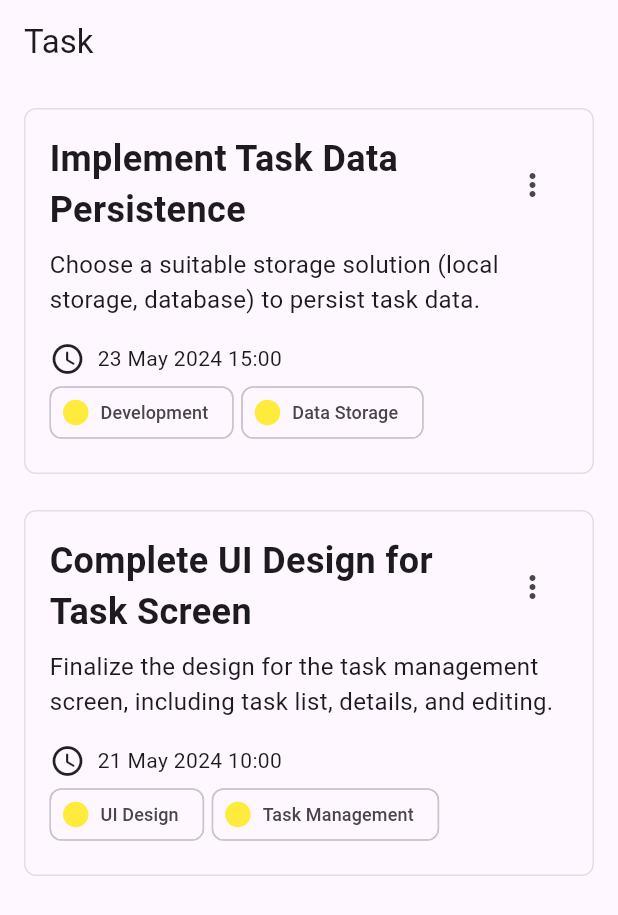
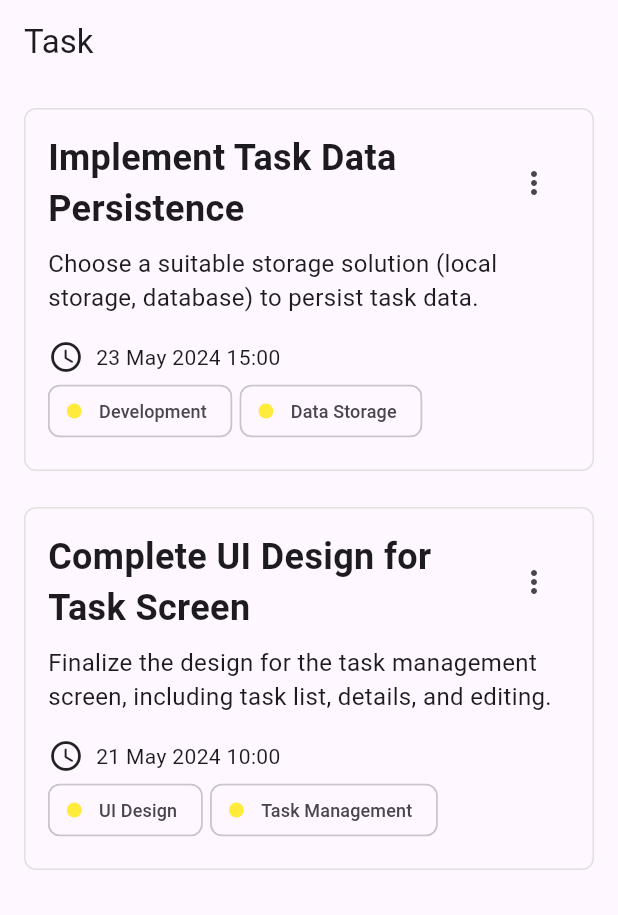
Before and after one commit to ozernyifei/planner, a Flutter app: the TaskScreen screen opened directly, on a phone screen of 412 x 824 dp. Shown: the top 915 px of the screen. Run offline on Flutter 3.47's test engine with Material 3 defaults, Android fonts, the phone set to English and light mode, and no system bars; our stand-ins replace shared_preferences, sqflite, syncfusion_flutter_calendar; accounts and stored records are empty.

Commit message:
some changes

```diff
--- a/lib/1placeholders/calendar_placeholder.dart
+++ b/lib/1placeholders/calendar_placeholder.dart
@@ -2,15 +2,15 @@ import 'package:flutter/material.dart';
 import 'package:syncfusion_flutter_calendar/calendar.dart';
 
 class Event {
-  final String title;
-  final DateTime startTime;
-  final DateTime endTime;
 
   const Event({
     required this.title,
     required this.startTime,
     required this.endTime,
   });
+  final String title;
+  final DateTime startTime;
+  final DateTime endTime;
 }
 
 class CalendarScreen extends StatefulWidget {
@@ -70,13 +70,11 @@ class _CalendarScreenState extends State<CalendarScreen> {
 
 // Custom EventDataSource class
 class EventDataSource extends CalendarDataSource {
+
+  EventDataSource(this.events);
   final List<Event> events;
 
-  EventDataSource(this.events);
-
   List<Appointment> getAppointments(String title, DateTime startDate, DateTime endDate) {
-    // Logic to convert Event data to Appointment format
-    // ... your implementation here
     return events
         .map((event) => Appointment(
               subject: event.title,
--- a/lib/1placeholders/task_filled.dart
+++ b/lib/1placeholders/task_filled.dart
@@ -2,10 +2,6 @@ import 'package:flutter/material.dart';
 import 'package:intl/intl.dart';
 
 class Task {
-  final String name;
-  final String description;
-  final DateTime endTime;
-  final List<String> tags;
 
   const Task({
     required this.name,
@@ -13,12 +9,17 @@ class Task {
     required this.endTime,
     required this.tags,
   });
+  final String name;
+  final String description;
+  final DateTime endTime;
+  final List<String> tags;
 }
 
 class TaskScreen extends StatefulWidget {
-  const TaskScreen({Key? key,}) : super(key: key);
+  const TaskScreen({super.key,});
 
   @override
+  // ignore: library_private_types_in_public_api
   _TaskScreenState createState() => _TaskScreenState();
 }
 
@@ -28,13 +29,13 @@ class _TaskScreenState extends State<TaskScreen> {
     Task(
       name: 'Implement Task Data Persistence',
       description: 'Choose a suitable storage solution (local storage, database) to persist task data.',
-      endTime: DateTime(2024, 05, 23, 15, 00), // Example end time
+      endTime: DateTime(2024, 05, 23, 15), // Example end time
       tags: ['Development', 'Data Storage'],
     ),
     Task(
       name: 'Complete UI Design for Task Screen',
       description: 'Finalize the design for the task management screen, including task list, details, and editing.',
-      endTime: DateTime(2024, 05, 21, 10, 00), // Example end time
+      endTime: DateTime(2024, 05, 21, 10), // Example end time
       tags: ['UI Design', 'Task Management'],
     ),
   ];
@@ -45,7 +46,7 @@ class _TaskScreenState extends State<TaskScreen> {
         title: const Text('Task'),
       ),
       body: Padding(
-        padding: const EdgeInsets.all(16.0),
+        padding: const EdgeInsets.all(16),
         child: SingleChildScrollView(
           child: Column(
             crossAxisAlignment: CrossAxisAlignment.start,
@@ -55,13 +56,13 @@ class _TaskScreenState extends State<TaskScreen> {
                   crossAxisAlignment: CrossAxisAlignment.start,
                   children: [
                     // Task details with border
-                    Container(
+                    DecoratedBox(
                       decoration: BoxDecoration(
                         border: Border.all(color: Colors.grey[300]!),
-                        borderRadius: BorderRadius.circular(8.0),
+                        borderRadius: BorderRadius.circular(8),
                       ),
                       child: Padding(
-                        padding: const EdgeInsets.all(16.0),
+                        padding: const EdgeInsets.all(16),
                         child: Column(
                           children: [
                             Row( // Row for task name and edit button
@@ -69,10 +70,10 @@ class _TaskScreenState extends State<TaskScreen> {
                                 Expanded( // Expand task name
                                   child: Text(
                                     task.name,
-                                    style: const TextStyle(fontSize: 24.0, fontWeight: FontWeight.bold),
+                                    style: const TextStyle(fontSize: 24, fontWeight: FontWeight.bold),
                                   ),
                                 ),
-                                const SizedBox(width: 16.0), // Spacing between name and button
+                                const SizedBox(width: 16), // Spacing between name and button
                                 IconButton(
                                   onPressed: () {
                                     // Handle edit action for the task
@@ -82,12 +83,12 @@ class _TaskScreenState extends State<TaskScreen> {
                                 ),
                               ],
                             ),
-                            const SizedBox(height: 8.0),
+                            const SizedBox(height: 8),
                             Text(
                               task.description,
-                              style: const TextStyle(fontSize: 16.0),
+                              style: const TextStyle(fontSize: 16),
                             ),
-                             const SizedBox(height: 16.0),
+                             const SizedBox(height: 16),
 
                             // Time and tags on separate lines
                             Column(
@@ -96,29 +97,28 @@ class _TaskScreenState extends State<TaskScreen> {
                                 Row(
                                   children: [
                                     const Icon(Icons.access_time_rounded),
-                                    const SizedBox(width: 8.0),
+                                    const SizedBox(width: 8),
                                     Text(DateFormat('d MMM yyyy HH:mm').format(task.endTime)),
                                   ],
                                 ),
-                                const SizedBox(width: 16.0), // Add spacing between time and tags
+                                const SizedBox(width: 16), // Add spacing between time and tags
                                 Wrap(spacing: 5,
                                   children: task.tags.map((tag) => Chip(
                                     avatar: const CircleAvatar(
-                                      radius: 5d,
+                                      radius: 5,
                                       backgroundColor: Colors.yellow, // Get color based on tag name
                                       child: Text(''), // Empty text
                                     ),
-                                    label: Text(tag, style: const TextStyle(fontSize: 12.0)), // Smaller font size
+                                    label: Text(tag, style: const TextStyle(fontSize: 12)), // Smaller font size
                                   )).toList(),
                                 ),
                               ],
                             ),
-                            // ... Rest of the task details remain the same
                           ],
                         ),
                       ),
                     ),
-                    const SizedBox(height: 24.0), // Add spacing between tasks
+                    const SizedBox(height: 24), // Add spacing between tasks
                   ],
                 ),
             ],
```
Also changed, not shown: lib/screens/settings_screen.dart (+31 -4 lines).
